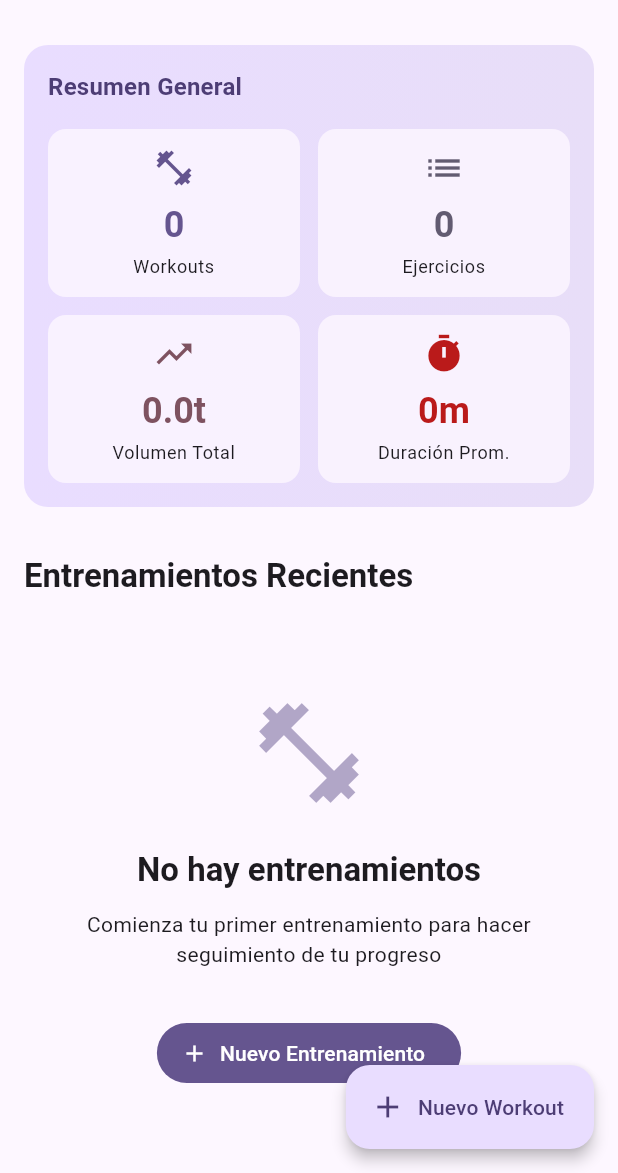
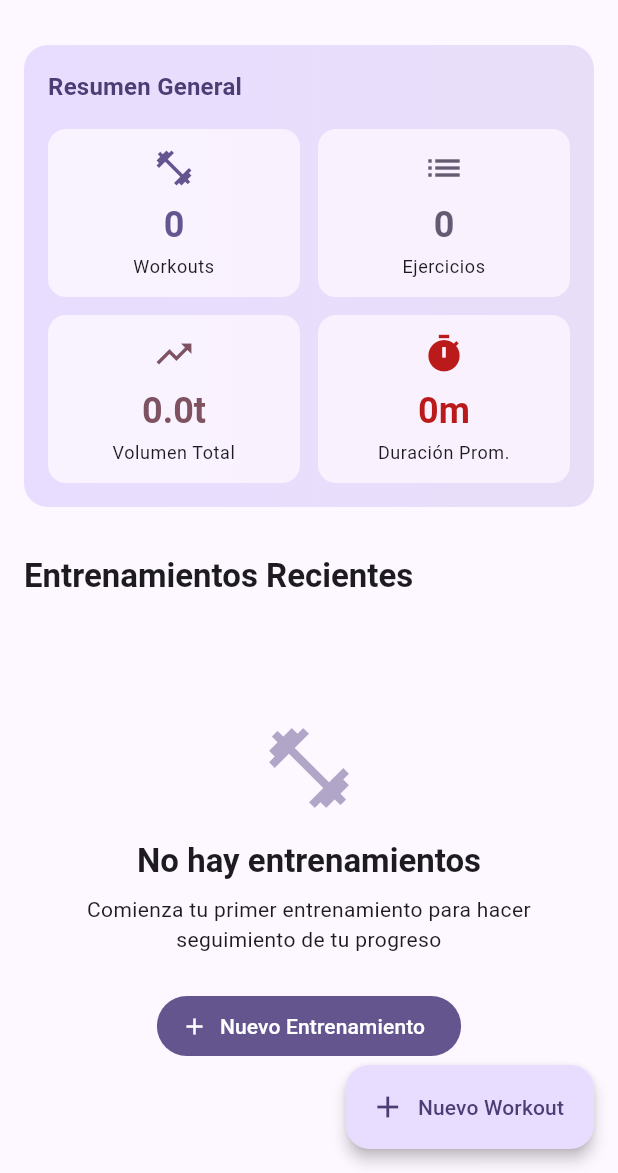
Before and after one commit to Doddieko67/app_watch, a Flutter app: the FitnessHomeScreen screen opened directly, on a phone screen of 412 x 824 dp, the part 63-1236 px from its top. Run offline on Flutter 3.47's test engine with Material 3 defaults, Android fonts, the phone set to English and light mode, and no system bars; our stand-ins replace drift, file_picker, fl_chart, flutter_local_notifications, flutter_riverpod, flutter_secure_storage and 8 more; accounts and stored records are empty; generated files the repository leaves out were written again.

Commit message:
fix: resolve critical runtime warnings and errors
Critical fixes from flutter run debug session:
1. LocaleDataException - Initialize date formatting for Spanish locale
   - Added initializeDateFormatting('es_ES', null) in main.dart
   - Prevents crashes when formatting dates in charts and screens

2. RenderFlex overflow in FitnessHomeScreen (86px overflow)
   - Changed Column mainAxisSize to min in _EmptyState widget
   - Reduced icon size from 80 to 64
   - Reduced spacing between elements (24→16, 32→24)
   - Prevents UI overflow in empty state

3. OnBackInvokedCallback warning for Android 13+
   - Added android:enableOnBackInvokedCallback="true" to AndroidManifest.xml
   - Enables predictive back gesture for Android 13+

Performance notes:
- Still experiencing frame skips (133 frames, 62 frames)
- Main thread work optimization needed in future update

🤖 Generated with [Claude Code](https://claude.com/claude-code)

Co-Authored-By: Claude <noreply@anthropic.com>

```diff
--- a/lib/features/fitness/presentation/screens/fitness_home_screen.dart
+++ b/lib/features/fitness/presentation/screens/fitness_home_screen.dart
@@ -364,27 +364,28 @@ class _EmptyState extends StatelessWidget {
       child: Padding(
         padding: const EdgeInsets.all(32),
         child: Column(
+          mainAxisSize: MainAxisSize.min,
           mainAxisAlignment: MainAxisAlignment.center,
           children: [
             Icon(
               Icons.fitness_center,
-              size: 80,
+              size: 64,
               color: theme.colorScheme.primary.withOpacity(0.5),
             ),
-            const SizedBox(height: 24),
+            const SizedBox(height: 16),
             Text(
               'No hay entrenamientos',
               style: theme.textTheme.titleLarge?.copyWith(
                 fontWeight: FontWeight.bold,
               ),
             ),
-            const SizedBox(height: 12),
+            const SizedBox(height: 8),
             Text(
               'Comienza tu primer entrenamiento para hacer seguimiento de tu progreso',
               style: theme.textTheme.bodyMedium,
               textAlign: TextAlign.center,
             ),
-            const SizedBox(height: 32),
+            const SizedBox(height: 24),
             FilledButton.icon(
               onPressed: onAddWorkout,
               icon: const Icon(Icons.add),
--- a/lib/main.dart
+++ b/lib/main.dart
@@ -1,5 +1,6 @@
 import 'package:flutter/material.dart';
 import 'package:flutter_riverpod/flutter_riverpod.dart';
+import 'package:intl/date_symbol_data_local.dart';
 
 import 'app.dart';
 import 'core/services/notification_service.dart';
@@ -7,6 +8,9 @@ import 'core/services/notification_service.dart';
 void main() async {
   // Asegurar que Flutter esté inicializado
   WidgetsFlutterBinding.ensureInitialized();
+
+  // Inicializar locale data para formateo de fechas en español
+  await initializeDateFormatting('es_ES', null);
 
   // Inicializar servicios
   await NotificationService().initialize();
```
Also changed, not shown: 1 other file.
